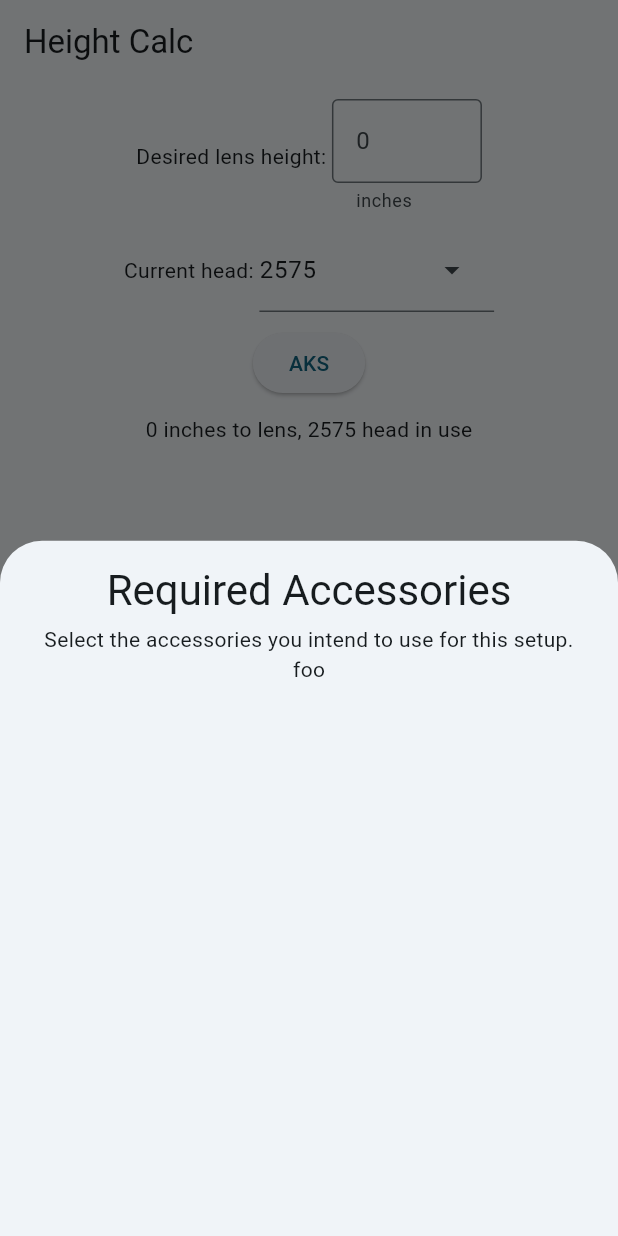
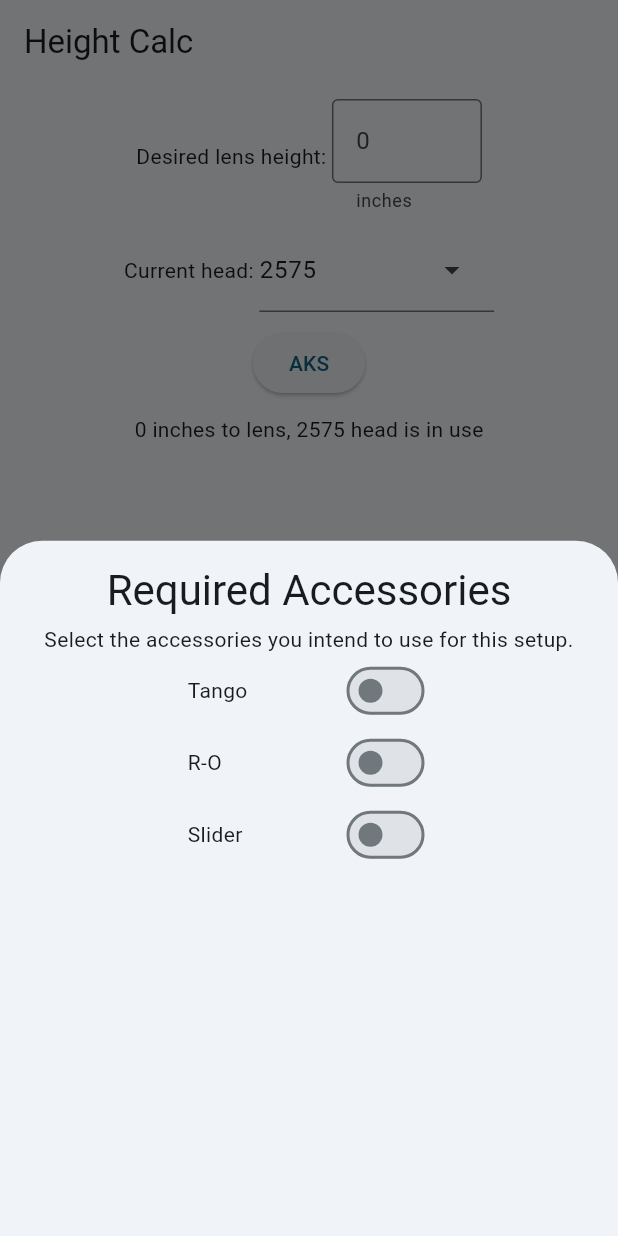
Before and after one commit to zibredlektab/HeightCalc2, a Flutter app: the screen it shows after launch, after a tap on "AKS", on a phone screen of 412 x 824 dp. Run offline on Flutter 3.47's test engine with Material 3 defaults, Android fonts, the phone set to English and light mode, and no system bars; our stand-ins replace gap; missing offline and left inert: dart:ffi.

Commit message:
basic accessory selection working

```diff
--- a/heightcalc/lib/main.dart
+++ b/heightcalc/lib/main.dart
@@ -1,8 +1,11 @@
+// ignore_for_file: unnecessary_import
+
 import 'dart:ffi';
 import 'dart:ui';
 
 import 'package:flutter/material.dart';
 import 'package:gap/gap.dart';
+import 'package:provider/provider.dart';
 
 
 void main() {
@@ -16,8 +19,10 @@ class MyApp extends StatelessWidget {
 
   @override
   Widget build(BuildContext context) {
-    return MaterialApp(
-      title: 'Flutter Demo',
+    return ChangeNotifierProvider(
+      create: (context) => MyAppState(),
+      child: MaterialApp(
+        title: 'HeightCalc',
         navigatorKey: navKey,
         home: const HomePage(),
         theme: ThemeData(
@@ -28,13 +33,41 @@ class MyApp extends StatelessWidget {
         routes: {
           '/config': (context) => const ConfigPage(),
         }
+      ),
     );
   }
 }
 
+class MyAppState extends ChangeNotifier {
+  var _goalHeight = 0;
+  var _selectedHead = heads.first;
+  var _selectedAKS = [];
+
+  void _calculate(int newHeight) {
+    print ('new height is $newHeight');
+    _goalHeight = newHeight;
+    notifyListeners();
+  }
+
+  void _setHead(TripodHead newHead) {
+    print ('new head is ${newHead.label}');
+    _selectedHead = newHead;
+    notifyListeners();
+  }
+
+  void _toggleAKS(HeadAccessory aksItem) {
+    if (_selectedAKS.contains(aksItem)) {
+      _selectedAKS.remove(aksItem);
+    } else {
+      _selectedAKS.add(aksItem);
+    }
+    notifyListeners();
+  }
+}
+
 class TripodHead {
-  final String label;
-  final int height; // Mitchell to camera base
+  String label;
+  int height; // Mitchell to camera base, with no other accessories
 
   TripodHead(this.label, this.height);
 
@@ -43,67 +76,48 @@ class TripodHead {
   }
 }
 
+class HeadAccessory {
+  // Head Accessories are any item that goes between the Mitchell mount and the camera, besides the head itself
+  // This includes Fisher Rotating Offsets, risers, sliders, and Tango heads, for example
+  String label;
+  int height; // height by which this accessory raises the camera when in use - not necessarily the same as total height of accessory
+  bool? canUseBoxes = false; // sliders can be placed directly on apple boxes, for example
+  int? heightOnBoxes = 0; // a slider on a box is a different height than on a tripod
+
+  HeadAccessory(this.label, this.height, {this.canUseBoxes, this.heightOnBoxes});
+}
+
+
+
 List<TripodHead> heads = [
   TripodHead('2575', 16),
   TripodHead('ArriHead', 22),
+];
+
+List<HeadAccessory> headAKS = [
+  HeadAccessory('Tango', 2),
+  HeadAccessory('R-O', 5),
+  HeadAccessory('Slider', 6, canUseBoxes: true, heightOnBoxes: 4),
 ];
 
 class HomePage extends StatefulWidget {
   const HomePage({super.key});
   @override
   State<HomePage> createState() => _HomePageState();
+
+
 }
 
 class _HomePageState extends State<HomePage> {
 
-  int _goalHeight = 0;
-  TripodHead? _selectedHead = heads.first;
   final TextEditingController _headMenuController = TextEditingController();
-
-  void _calculate(int newHeight) {
-    print ('new height is $newHeight');
-    setState(() {
-      _goalHeight = newHeight;
-    });
-  }
-
-  void _setHead(TripodHead newHead) {
-    print ('new head is ${newHead.label}');
-    setState(() {
-      _selectedHead = newHead;
-    });
-  }
-
-  void _showAKSSheet() {
-    showModalBottomSheet<void>(
-      context: context,
-      builder: (BuildContext context) {
-        return Center(
-          child: Container(
-            padding: EdgeInsets.all(15),
-            child: ListView(
-              children:[
-                Center(
-                  child: Column(
-                    children:[
-                      Text("Required Accessories", style: Theme.of(context).textTheme.headlineMedium!),
-                      Gap(5),
-                      Text("Select the accessories you intend to use for this setup.", textAlign: TextAlign.center,),
-                      Text("foo"),
-                    ],
-                  ),
-                ),
-              ],
-            ),
-          ),
-        );
-      }
-    );
-  }
 
   @override
   Widget build(BuildContext context) {
 
+    var appState = context.watch<MyAppState>();
+    var selectedHead = appState._selectedHead;
+    var goalHeight = appState._goalHeight;
 
     return GestureDetector(
       onTap: () => FocusManager.instance.primaryFocus?.unfocus(),
@@ -135,7 +149,7 @@ class _HomePageState extends State<HomePage> {
                         } catch(e) {
                           print('invalid number provided');
                         }
-                        _calculate(newHeight);
+                        appState._calculate(newHeight);
                       },
                     ),
                   ),
@@ -158,7 +172,7 @@ class _HomePageState extends State<HomePage> {
                     ),
                     onSelected: (TripodHead? newHead) {
                       newHead ??= heads.first;
-                      _setHead(newHead);
+                      appState._setHead(newHead);
                     },
                     dropdownMenuEntries:
                       heads.map<DropdownMenuEntry<TripodHead>>((TripodHead head) {
@@ -171,11 +185,33 @@ class _HomePageState extends State<HomePage> {
               ),
               Gap(10),
               ElevatedButton(
-                onPressed: () { _showAKSSheet(); },
+                onPressed: () {
+                  showModalBottomSheet<void>(
+                    context: context,
+                    builder: (_) => AKSBottomSheet(),
+                  );
+                },
                 child: Text("AKS"),
               ),
               Gap(10),
-              Text('$_goalHeight inches to lens, ${_selectedHead?.label} head in use'),
+              Text('$goalHeight inches to lens, ${selectedHead.label} head is in use'),
+              Row(
+                mainAxisSize: MainAxisSize.min,
+                children: [
+                    for (var aksItem in appState._selectedAKS) ...[
+                      if (aksItem != appState._selectedAKS.first && appState._selectedAKS.length > 2)
+                        Text(','),
+                      if (aksItem == appState._selectedAKS.last && appState._selectedAKS.length >= 2)
+                        Text(' and'),
+                      Text(' ${aksItem.label}'),
+                    ],
+                    if (appState._selectedAKS.length > 1)
+                      Text(' are in use'),
+                    if (appState._selectedAKS.length == 1)
+                      Text(' is in use'),
+                ],
+
+              ),
             ],
           ),
         ),
@@ -203,3 +239,49 @@ class ConfigPage extends StatelessWidget {
     );
   }
 }
+
+class AKSBottomSheet extends StatefulWidget {
+  @override
+  AKSBottomSheetState createState() => AKSBottomSheetState();
+}
+
+class AKSBottomSheetState extends State<AKSBottomSheet> {
+  var selectedAKS = [];
+  @override
+  Widget build(BuildContext context) {
+    var appState = context.watch<MyAppState>();
+    selectedAKS = appState._selectedAKS;
+    return Center(
+      child: Container(
+        padding: EdgeInsets.all(15),
+        child: ListView(
+          children:[
+            Center(
+              child: Column(
+                children:[
+                  Text("Required Accessories", style: Theme.of(context).textTheme.headlineMedium!),
+                  Gap(5),
+                  Text("Select the accessories you intend to use for this setup.", textAlign: TextAlign.center,),
+                  for (var headAKSItem in headAKS)
+                    Container(
+                      padding: const EdgeInsets.symmetric(horizontal: 110),
+                      child: Row(
+                        mainAxisAlignment: MainAxisAlignment.spaceBetween,
+                        children: [
+                          Text(headAKSItem.label),
+                          Switch(value: selectedAKS.contains(headAKSItem), onChanged: (bool value) {
+                            appState._toggleAKS(headAKSItem);
+                            print('AKS item ${headAKSItem.label} has been toggled ${appState._selectedAKS.contains(headAKSItem)}.');
+                          })
+                        ],
+                      ),
+                    )
+                ],
+              ),
+            ),
+          ],
+        ),
+      ),
+    );
+  }
+}
--- a/heightcalc/pubspec.yaml
+++ b/heightcalc/pubspec.yaml
@@ -35,6 +35,7 @@ dependencies:
   # Use with the CupertinoIcons class for iOS style icons.
   cupertino_icons: ^1.0.8
   gap: ^3.0.1
+  provider: ^6.1.2
 
 dev_dependencies:
   flutter_test:
```
Lines whose indentation alone changed are shown as unchanged.
